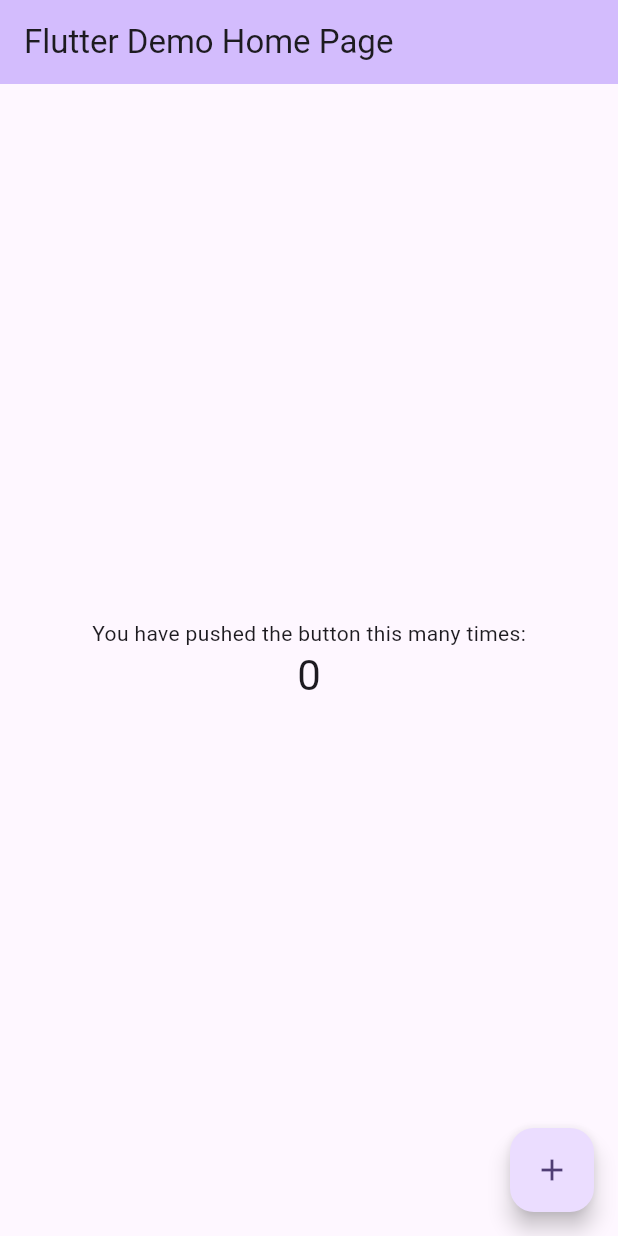
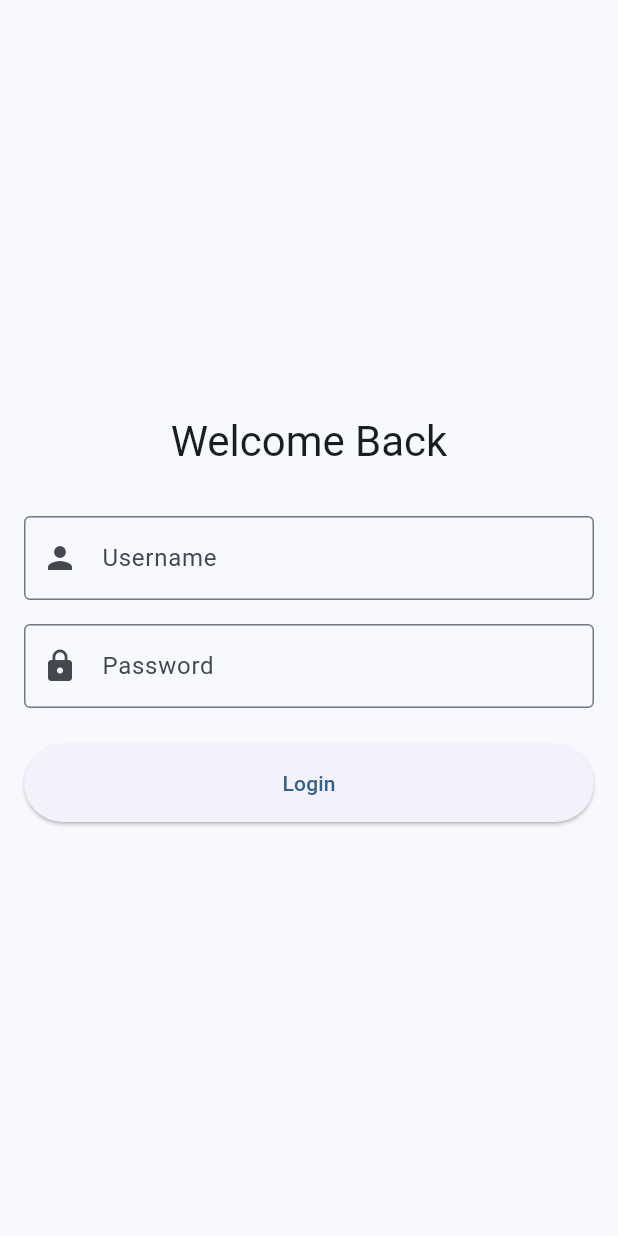
Before and after one commit to itstanany/Cloudy-Social, a Flutter app: the screen it shows after launch, on a phone screen of 412 x 824 dp. Run offline on Flutter 3.47's test engine with Material 3 defaults, Android fonts, the phone set to English and light mode, and no system bars; our stand-ins replace bloc, equatable, flutter_bloc, go_router, hive, hive_flutter; accounts and stored records are empty.

Commit message:
setup routing

```diff
--- /dev/null
+++ b/lib/bloc/auth/auth_bloc.dart
@@ -0,0 +1,30 @@
+import 'package:bloc/bloc.dart';
+import 'package:hive/hive.dart';
+import 'package:social_feed_app/bloc/auth/auth_events.dart';
+import 'package:social_feed_app/bloc/auth/auth_state.dart';
+
+class AuthBloc extends Bloc<AuthEvent, AuthState> {
+  final _authBox = Hive.box('auth');
+
+  AuthBloc() : super(AuthInitial()) {
+    on<SignInRequested>(_onSignInRequested);
+    on<SignOutRequested>(_onSignOutRequested);
+  }
+
+  Future<void> _onSignInRequested(
+    SignInRequested event,
+    Emitter<AuthState> emit,
+  ) async {
+    emit(AuthLoading());
+    await _authBox.put('isLoggedIn', true);
+    emit(AuthAuthenticated());
+  }
+
+  Future<void> _onSignOutRequested(
+    SignOutRequested event,
+    Emitter<AuthState> emit,
+  ) async {
+    await _authBox.clear();
+    emit(AuthUnauthenticated());
+  }
+}
--- /dev/null
+++ b/lib/bloc/auth/auth_events.dart
@@ -0,0 +1,14 @@
+import 'package:equatable/equatable.dart';
+
+abstract class AuthEvent extends Equatable {
+  @override
+  List<Object?> get props => [];
+}
+
+class SignInRequested extends AuthEvent {
+  final String username;
+  final String password;
+  SignInRequested(this.username, this.password);
+}
+
+class SignOutRequested extends AuthEvent {}
--- /dev/null
+++ b/lib/bloc/auth/auth_state.dart
@@ -0,0 +1,14 @@
+import 'package:equatable/equatable.dart';
+
+abstract class AuthState extends Equatable {
+  @override
+  List<Object?> get props => [];
+}
+
+class AuthInitial extends AuthState {}
+
+class AuthLoading extends AuthState {}
+
+class AuthAuthenticated extends AuthState {}
+
+class AuthUnauthenticated extends AuthState {}
--- /dev/null
+++ b/lib/config/router.dart
@@ -0,0 +1,98 @@
+import 'package:flutter/material.dart';
+import 'package:flutter_bloc/flutter_bloc.dart';
+import 'package:go_router/go_router.dart';
+import 'package:social_feed_app/bloc/auth/auth_bloc.dart';
+import 'package:social_feed_app/bloc/auth/auth_state.dart';
+import 'package:social_feed_app/config/router_refresh_stream.dart';
+import 'package:social_feed_app/screens/feed_screen.dart';
+import 'package:social_feed_app/screens/login_screen.dart';
+import 'package:social_feed_app/screens/profile_screen.dart';
+
+// lib/config/router.dart
+class AppRouter {
+  static GoRouter getRouter(BuildContext context) {
+    return GoRouter(
+      initialLocation: '/login',
+      refreshListenable: GoRouterRefreshStream(context.read<AuthBloc>().stream),
+      redirect: (BuildContext context, GoRouterState state) {
+        final isAuthenticated =
+            context.read<AuthBloc>().state is AuthAuthenticated;
+        final currentPath = state.uri.path;
+
+        if (!isAuthenticated && currentPath != '/login') {
+          return '/login';
+        }
+        if (isAuthenticated && currentPath == '/login') {
+          return '/feed';
+        }
+        return null;
+      },
+      routes: [
+        GoRoute(
+          path: '/login',
+          builder: (context, state) => const LoginScreen(),
+        ),
+        ShellRoute(
+          builder: (context, state, child) {
+            return ScaffoldWithNavBar(child: child);
+          },
+          routes: [
+            GoRoute(
+              path: '/feed',
+              builder: (context, state) => const FeedScreen(),
+            ),
+            GoRoute(
+              path: '/profile',
+              builder: (context, state) => const ProfileScreen(),
+            ),
+          ],
+        ),
+      ],
+    );
+  }
+}
+
+class ScaffoldWithNavBar extends StatelessWidget {
+  final Widget child;
+
+  const ScaffoldWithNavBar({required this.child, Key? key}) : super(key: key);
+
+  @override
+  Widget build(BuildContext context) {
+    return Scaffold(
+      body: child,
+      bottomNavigationBar: NavigationBar(
+        selectedIndex: _calculateSelectedIndex(context),
+        onDestinationSelected: (index) => _onItemTapped(index, context),
+        destinations: const [
+          NavigationDestination(
+            icon: Icon(Icons.feed),
+            label: 'Feed',
+          ),
+          NavigationDestination(
+            icon: Icon(Icons.person),
+            label: 'Profile',
+          ),
+        ],
+      ),
+    );
+  }
+
+  int _calculateSelectedIndex(BuildContext context) {
+    final String location = GoRouterState.of(context).uri.path;
+    if (location.startsWith('/feed')) return 0;
+    if (location.startsWith('/profile')) return 1;
+    return 0;
+  }
+
+  void _onItemTapped(int index, BuildContext context) {
+    switch (index) {
+      case 0:
+        context.go('/feed');
+        break;
+      case 1:
+        context.go('/profile');
+        break;
+    }
+  }
+}
--- /dev/null
+++ b/lib/config/router_refresh_stream.dart
@@ -0,0 +1,20 @@
+import 'dart:async';
+
+import 'package:flutter/material.dart';
+
+class GoRouterRefreshStream extends ChangeNotifier {
+  GoRouterRefreshStream(Stream<dynamic> stream) {
+    notifyListeners();
+    _subscription = stream.asBroadcastStream().listen(
+          (dynamic _) => notifyListeners(),
+        );
+  }
+
+  late final StreamSubscription<dynamic> _subscription;
+
+  @override
+  void dispose() {
+    _subscription.cancel();
+    super.dispose();
+  }
+}
--- a/lib/main.dart
+++ b/lib/main.dart
@@ -1,125 +1,43 @@
 import 'package:flutter/material.dart';
+import 'package:flutter_bloc/flutter_bloc.dart';
+import 'package:hive_flutter/hive_flutter.dart';
+import 'package:social_feed_app/bloc/auth/auth_bloc.dart';
+import 'package:social_feed_app/config/router.dart';
 
-void main() {
-  runApp(const MyApp());
+void main() async {
+  WidgetsFlutterBinding.ensureInitialized();
+
+  // Initialize Hive
+  await Hive.initFlutter();
+  await Hive.openBox('auth');
+
+  final authBloc = AuthBloc();
+
+  runApp(
+    MultiBlocProvider(
+      providers: [
+        BlocProvider<AuthBloc>(
+          create: (context) => authBloc,
+        ),
+      ],
+      child: MyApp(),
+    ),
+  );
 }
 
 class MyApp extends StatelessWidget {
-  const MyApp({super.key});
-
-  // This widget is the root of your application.
   @override
   Widget build(BuildContext context) {
-    return MaterialApp(
-      title: 'Flutter Demo',
+    return MaterialApp.router(
+      title: 'Social Feed App',
       theme: ThemeData(
-        // This is the theme of your application.
-        //
-        // TRY THIS: Try running your application with "flutter run". You'll see
-        // the application has a purple toolbar. Then, without quitting the app,
-        // try changing the seedColor in the colorScheme below to Colors.green
-        // and then invoke "hot reload" (save your changes or press the "hot
-        // reload" button in a Flutter-supported IDE, or press "r" if you used
-        // the command line to start the app).
-        //
-        // Notice that the counter didn't reset back to zero; the application
-        // state is not lost during the reload. To reset the state, use hot
-        // restart instead.
-        //
-        // This works for code too, not just values: Most code changes can be
-        // tested with just a hot reload.
-        colorScheme: ColorScheme.fromSeed(seedColor: Colors.deepPurple),
         useMaterial3: true,
+        colorScheme: ColorScheme.fromSeed(
+          seedColor: Colors.blue,
+          brightness: Brightness.light,
+        ),
       ),
-      home: const MyHomePage(title: 'Flutter Demo Home Page'),
+      routerConfig: AppRouter.getRouter(context),
     );
   }
 }
-
-class MyHomePage extends StatefulWidget {
-  const MyHomePage({super.key, required this.title});
-
-  // This widget is the home page of your application. It is stateful, meaning
-  // that it has a State object (defined below) that contains fields that affect
-  // how it looks.
-
-  // This class is the configuration for the state. It holds the values (in this
-  // case the title) provided by the parent (in this case the App widget) and
-  // used by the build method of the State. Fields in a Widget subclass are
-  // always marked "final".
-
-  final String title;
-
-  @override
-  State<MyHomePage> createState() => _MyHomePageState();
-}
-
-class _MyHomePageState extends State<MyHomePage> {
-  int _counter = 0;
-
-  void _incrementCounter() {
-    setState(() {
-      // This call to setState tells the Flutter framework that something has
-      // changed in this State, which causes it to rerun the build method below
-      // so that the display can reflect the updated values. If we changed
-      // _counter without calling setState(), then the build method would not be
-      // called again, and so nothing would appear to happen.
-      _counter++;
-    });
-  }
-
-  @override
-  Widget build(BuildContext context) {
-    // This method is rerun every time setState is called, for instance as done
-    // by the _incrementCounter method above.
-    //
-    // The Flutter framework has been optimized to make rerunning build methods
-    // fast, so that you can just rebuild anything that needs updating rather
-    // than having to individually change instances of widgets.
-    return Scaffold(
-      appBar: AppBar(
-        // TRY THIS: Try changing the color here to a specific color (to
-        // Colors.amber, perhaps?) and trigger a hot reload to see the AppBar
-        // change color while the other colors stay the same.
-        backgroundColor: Theme.of(context).colorScheme.inversePrimary,
-        // Here we take the value from the MyHomePage object that was created by
-        // the App.build method, and use it to set our appbar title.
-        title: Text(widget.title),
-      ),
-      body: Center(
-        // Center is a layout widget. It takes a single child and positions it
-        // in the middle of the parent.
-        child: Column(
-          // Column is also a layout widget. It takes a list of children and
-          // arranges them vertically. By default, it sizes itself to fit its
-          // children horizontally, and tries to be as tall as its parent.
-          //
-          // Column has various properties to control how it sizes itself and
-          // how it positions its children. Here we use mainAxisAlignment to
-          // center the children vertically; the main axis here is the vertical
-          // axis because Columns are vertical (the cross axis would be
-          // horizontal).
-          //
-          // TRY THIS: Invoke "debug painting" (choose the "Toggle Debug Paint"
-          // action in the IDE, or press "p" in the console), to see the
-          // wireframe for each widget.
-          mainAxisAlignment: MainAxisAlignment.center,
-          children: <Widget>[
-            const Text(
-              'You have pushed the button this many times:',
-            ),
-            Text(
-              '$_counter',
-              style: Theme.of(context).textTheme.headlineMedium,
-            ),
-          ],
-        ),
-      ),
-      floatingActionButton: FloatingActionButton(
-        onPressed: _incrementCounter,
-        tooltip: 'Increment',
-        child: const Icon(Icons.add),
-      ), // This trailing comma makes auto-formatting nicer for build methods.
-    );
-  }
-}
--- /dev/null
+++ b/lib/screens/login_screen.dart
@@ -0,0 +1,121 @@
+import 'package:flutter/material.dart';
+import 'package:flutter_bloc/flutter_bloc.dart';
+import 'package:go_router/go_router.dart';
+import 'package:social_feed_app/bloc/auth/auth_bloc.dart';
+import 'package:social_feed_app/bloc/auth/auth_events.dart';
+import 'package:social_feed_app/bloc/auth/auth_state.dart';
+
+class LoginScreen extends StatefulWidget {
+  const LoginScreen({Key? key}) : super(key: key);
+
+  @override
+  _LoginScreenState createState() => _LoginScreenState();
+}
+
+class _LoginScreenState extends State<LoginScreen> {
+  final _formKey = GlobalKey<FormState>();
+  final _usernameController = TextEditingController();
+  final _passwordController = TextEditingController();
+  bool _isLoading = false;
+
+  @override
+  Widget build(BuildContext context) {
+    return Scaffold(
+      body: BlocListener<AuthBloc, AuthState>(
+        listener: (context, state) {
+          if (state is AuthAuthenticated) {
+            context.go('/feed');
+          }
+        },
+        child: SafeArea(
+          child: Padding(
+            padding: const EdgeInsets.all(16.0),
+            child: Form(
+              key: _formKey,
+              child: Column(
+                mainAxisAlignment: MainAxisAlignment.center,
+                crossAxisAlignment: CrossAxisAlignment.stretch,
+                children: [
+                  Text(
+                    'Welcome Back',
+                    style: Theme.of(context).textTheme.headlineMedium,
+                    textAlign: TextAlign.center,
+                  ),
+                  const SizedBox(height: 32),
+                  TextFormField(
+                    controller: _usernameController,
+                    decoration: const InputDecoration(
+                      labelText: 'Username',
+                      prefixIcon: Icon(Icons.person),
+                      border: OutlineInputBorder(),
+                    ),
+                    validator: (value) {
+                      if (value == null || value.isEmpty) {
+                        return 'Please enter username';
+                      }
+                      return null;
+                    },
+                  ),
+                  const SizedBox(height: 16),
+                  TextFormField(
+                    controller: _passwordController,
+                    decoration: const InputDecoration(
+                      labelText: 'Password',
+                      prefixIcon: Icon(Icons.lock),
+                      border: OutlineInputBorder(),
+                    ),
+                    obscureText: true,
+                    validator: (value) {
+                      if (value == null || value.isEmpty) {
+                        return 'Please enter password';
+                      }
+                      return null;
+                    },
+                  ),
+                  const SizedBox(height: 24),
+                  ElevatedButton(
+                    onPressed: _isLoading ? null : _handleLogin,
+                    child: _isLoading
+                        ? const CircularProgressIndicator()
+                        : const Text('Login'),
+                    style: ElevatedButton.styleFrom(
+                      padding: const EdgeInsets.symmetric(vertical: 16),
+                    ),
+                  ),
+                ],
+              ),
+            ),
+          ),
+        ),
+      ),
+    );
+  }
+
+  Future<void> _handleLogin() async {
+    if (_formKey.currentState!.validate()) {
+      setState(() {
+        _isLoading = true;
+      });
+
+      try {
+        context.read<AuthBloc>().add(
+              SignInRequested(
+                _usernameController.text,
+                _passwordController.text,
+              ),
+            );
+      } finally {
+        setState(() {
+          _isLoading = false;
+        });
+      }
+    }
+  }
+
+  @override
+  void dispose() {
+    _usernameController.dispose();
+    _passwordController.dispose();
+    super.dispose();
+  }
+}
```
Also changed, not shown: lib/screens/feed_screen.dart (added, +171 -0 lines), lib/screens/loading_screen.dart (added, +15 -0 lines), lib/screens/profile_screen.dart (added, +75 -0 lines), pubspec.yaml (+8 -8 lines), pubspec.lock, 11 other files.
